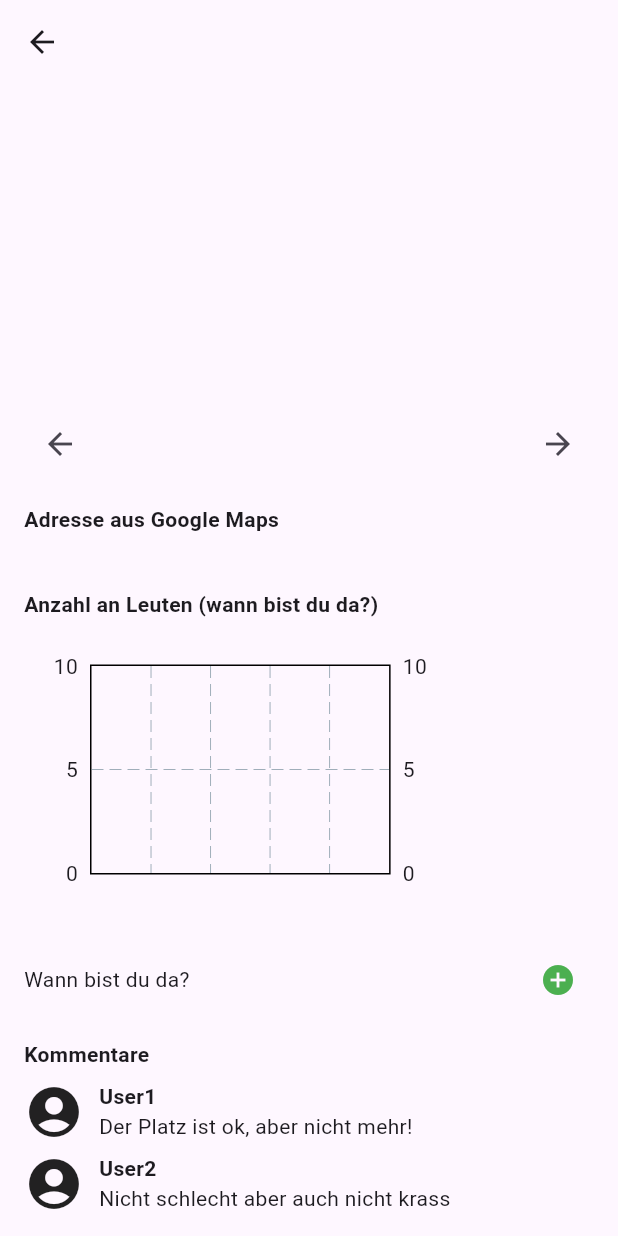
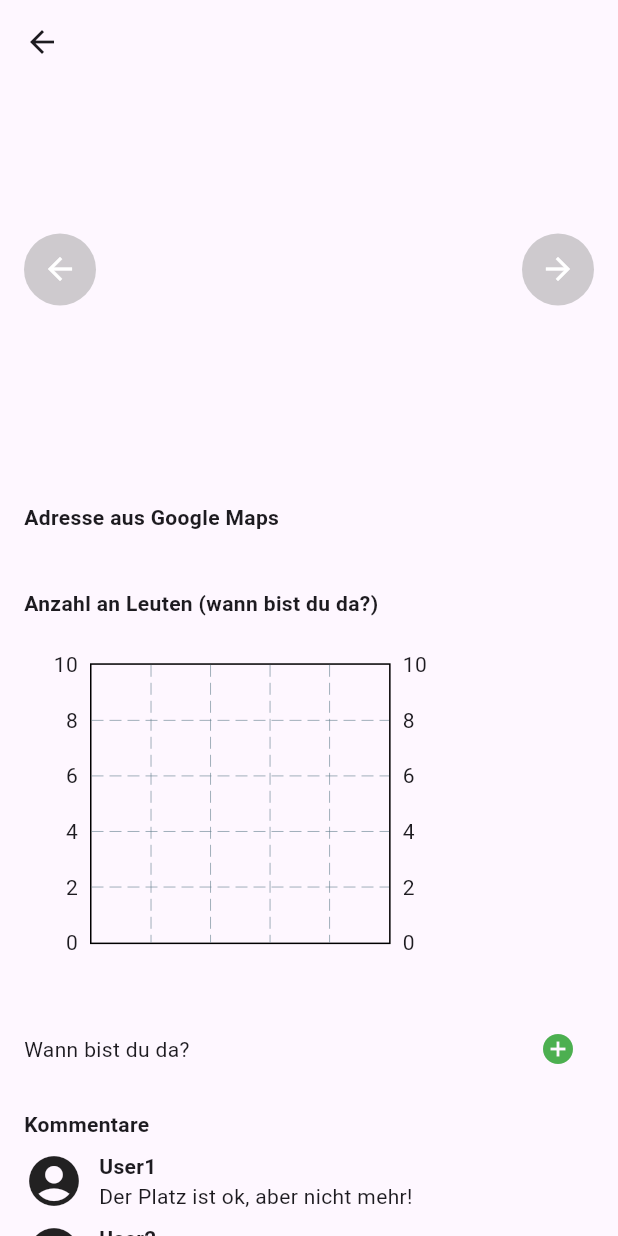
Before and after one commit to Charl1eHarper/Programmieren2, a Flutter app: the MarkerDetailsPage screen opened directly with empty values, on a phone screen of 412 x 824 dp. Run offline on Flutter 3.47's test engine with Material 3 defaults, Android fonts, the phone set to English and light mode, and no system bars; drawn by our look-alikes of fl_chart; our stand-ins replace cloud_firestore, firebase_auth, firebase_core, geolocator, google_maps_flutter; missing offline and left inert: google_maps_webservice; accounts and stored records are empty.

Commit message:
add All Pictures to DetailPage

```diff
--- a/lib/pages/homepage/marker_details_page.dart
+++ b/lib/pages/homepage/marker_details_page.dart
@@ -1,7 +1,7 @@
 import 'package:flutter/material.dart';
 import 'package:fl_chart/fl_chart.dart'; // For bar chart
 
-class MarkerDetailsPage extends StatelessWidget {
+class MarkerDetailsPage extends StatefulWidget {
   final String markerName;
   final String markerAddress;
   final List<String> images;
@@ -13,10 +13,32 @@ class MarkerDetailsPage extends StatelessWidget {
     required this.markerAddress,
     required this.images,
     required this.peoplePerHour,
-  });// Konstruktor als const deklariert
+  });
+
+  @override
+  _MarkerDetailsPageState createState() => _MarkerDetailsPageState();
+}
+
+class _MarkerDetailsPageState extends State<MarkerDetailsPage> {
+  late PageController _pageController;
+  int _currentIndex = 0;
+
+  @override
+  void initState() {
+    super.initState();
+    _pageController = PageController(initialPage: _currentIndex);
+  }
+
+  @override
+  void dispose() {
+    _pageController.dispose();
+    super.dispose();
+  }
 
   @override
   Widget build(BuildContext context) {
+    final screenHeight = MediaQuery.of(context).size.height;
+
     return Scaffold(
       appBar: AppBar(
         leading: IconButton(
@@ -25,26 +47,39 @@ class MarkerDetailsPage extends StatelessWidget {
             Navigator.pop(context);
           },
         ),
-        title: Text(markerName),
+        title: Text(widget.markerName),
       ),
-      body: Padding(
+      body: SingleChildScrollView(
+        child: Column(
+          crossAxisAlignment: CrossAxisAlignment.start,
+          children: [
+            // Kein Padding für das Bildkarussell
+            SizedBox(
+              height: screenHeight * 0.30,  // Dynamische Höhe, z.B. 25% der Bildschirmhöhe
+              child: _buildImageCarousel(),
+            ),
+            // Padding für die anderen Elemente
+            Padding(
               padding: const EdgeInsets.all(16.0),
               child: Column(
                 crossAxisAlignment: CrossAxisAlignment.start,
                 children: [
-            _buildImageCarousel(context),
                   const SizedBox(height: 16),
                   const Text(
                     'Adresse aus Google Maps',
                     style: TextStyle(fontWeight: FontWeight.bold),
                   ),
-            Text(markerAddress),
+                  Text(widget.markerAddress),
                   const SizedBox(height: 16),
                   const Text(
                     'Anzahl an Leuten (wann bist du da?)',
                     style: TextStyle(fontWeight: FontWeight.bold),
                   ),
-            SizedBox(height: 200, child: _buildBarChart()),
+                  // Balkendiagramm dynamisch anpassen
+                  SizedBox(
+                    height: screenHeight * 0.3,  // Dynamische Höhe, z.B. 30% der Bildschirmhöhe
+                    child: _buildBarChart(),
+                  ),
                   const SizedBox(height: 16),
                   _buildRegistrationSection(),
                   const SizedBox(height: 16),
@@ -52,45 +87,77 @@ class MarkerDetailsPage extends StatelessWidget {
                 ],
               ),
             ),
+          ],
+        ),
+      ),
     );
   }
 
-  Widget _buildImageCarousel(BuildContext context) {
-    return Column(
+  Widget _buildImageCarousel() {
+    return Stack(
+      alignment: Alignment.center, // Zentriere den Inhalt im Stack
       children: [
-        SizedBox(
-          height: 200,
-          child: PageView.builder(
-            itemCount: images.length,
+        PageView.builder(
+          controller: _pageController, // PageController wird verwendet
+          itemCount: widget.images.length,
           onPageChanged: (index) {
-              // currentIndex = index; // Entfernt, da nicht verwendet
+            setState(() {
+              _currentIndex = index; // Aktueller Index wird gesetzt
+            });
           },
           itemBuilder: (context, index) {
             return Image.network(
-                images[index],
-                fit: BoxFit.cover,
+              widget.images[index],
+              width: double.infinity,  // Über die gesamte Breite des Bildschirms
+              fit: BoxFit.cover,  // Das Bild wird zugeschnitten, um den verfügbaren Raum zu füllen
             );
           },
         ),
-        ),
-        Row(
-          mainAxisAlignment: MainAxisAlignment.spaceBetween,
-          children: [
-            IconButton(
-              icon: const Icon(Icons.arrow_back),
+        // Linker Pfeil
+        Positioned(
+          left: 16,  // Abstand vom linken Rand
+          child: _buildArrowButton(
+            icon: Icons.arrow_back,
             onPressed: () {
-                // Logic for previous image
+              if (_currentIndex > 0) {
+                _pageController.previousPage(
+                  duration: const Duration(milliseconds: 300),
+                  curve: Curves.easeInOut,
+                );
+              }
             },
           ),
-            IconButton(
-              icon: const Icon(Icons.arrow_forward),
+        ),
+        // Rechter Pfeil
+        Positioned(
+          right: 16,  // Abstand vom rechten Rand
+          child: _buildArrowButton(
+            icon: Icons.arrow_forward,
             onPressed: () {
-                // Logic for next image
+              if (_currentIndex < widget.images.length - 1) {
+                _pageController.nextPage(
+                  duration: const Duration(milliseconds: 300),
+                  curve: Curves.easeInOut,
+                );
+              }
             },
           ),
-          ],
         ),
       ],
+    );
+  }
+
+  // Methode zum Erstellen der Pfeil-Buttons mit einem transparenten Kreis dahinter
+  Widget _buildArrowButton({required IconData icon, required VoidCallback onPressed}) {
+    return Container(
+      decoration: BoxDecoration(
+        color: Colors.grey.withOpacity(0.5),  // Transparenter grauer Hintergrund
+        shape: BoxShape.circle,  // Rundes Design
+      ),
+      child: IconButton(
+        icon: Icon(icon, color: Colors.white),  // Weißer Pfeil
+        onPressed: onPressed,
+      ),
     );
   }
 
@@ -102,7 +169,7 @@ class MarkerDetailsPage extends StatelessWidget {
           BarChartData(
             alignment: BarChartAlignment.spaceAround,
             maxY: 10, // Max height of bars
-            barGroups: peoplePerHour.entries.map((entry) {
+            barGroups: widget.peoplePerHour.entries.map((entry) {
               return BarChartGroupData(
                 x: entry.key, // The hour
                 barRods: [
```
Also changed, not shown: lib/pages/homepage/homepage.dart (+25 -10 lines). Lines whose indentation alone changed are shown as unchanged.
